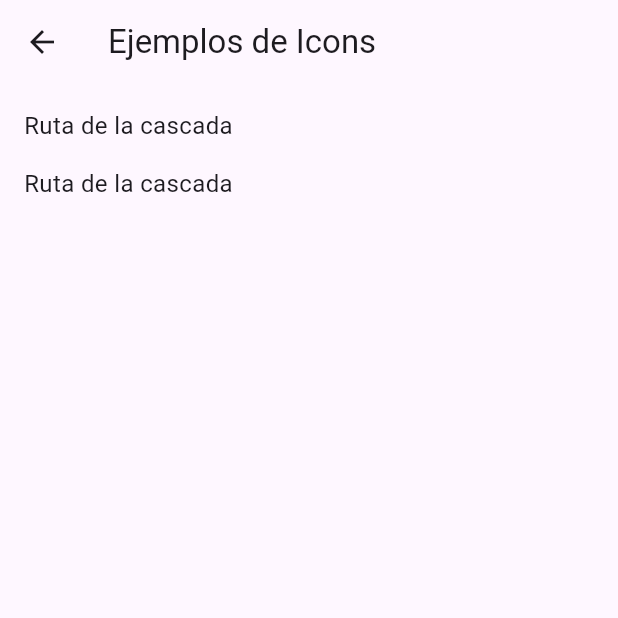
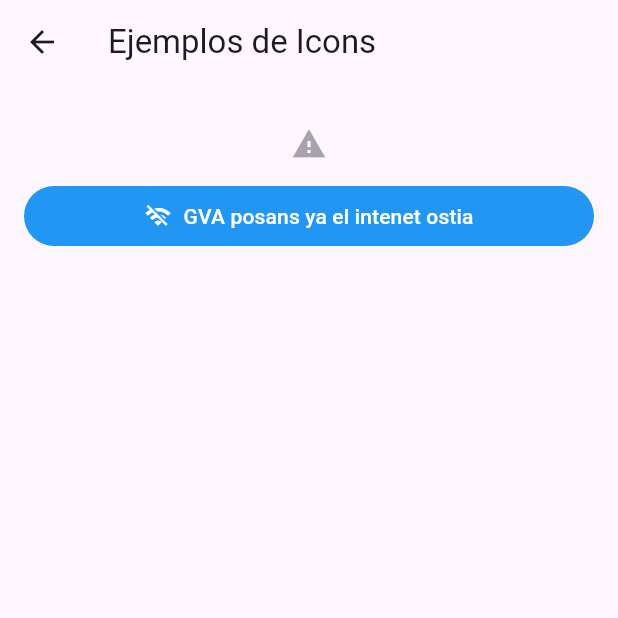
Before and after one commit to EduPCxx/Catalogo_Widgets_Flutter, a Flutter app: the screen it shows after launch, after a tap on "Icon", on a phone screen of 412 x 824 dp, the top half of it. Run offline on Flutter 3.47's test engine with Material 3 defaults, Android fonts, the phone set to English and light mode, and no system bars; network calls fail.

Commit message:
update: Images y Icons agregados

```diff
--- a/catalogo_widgets/lib/main.dart
+++ b/catalogo_widgets/lib/main.dart
@@ -14,24 +14,7 @@ class MyApp extends StatelessWidget {
     return MaterialApp(
       title: 'Catálogo Widgets',
       debugShowCheckedModeBanner: false,
-      theme: ThemeData(
-        // This is the theme of your application.
-        //
-        // TRY THIS: Try running your application with "flutter run". You'll see
-        // the application has a purple toolbar. Then, without quitting the app,
-        // try changing the seedColor in the colorScheme below to Colors.green
-        // and then invoke "hot reload" (save your changes or press the "hot
-        // reload" button in a Flutter-supported IDE, or press "r" if you used
-        // the command line to start the app).
-        //
-        // Notice that the counter didn't reset back to zero; the application
-        // state is not lost during the reload. To reset the state, use hot
-        // restart instead.
-        //
-        // This works for code too, not just values: Most code changes can be
-        // tested with just a hot reload.
-        colorScheme: .fromSeed(seedColor: Colors.deepPurple),
-      ),
+      theme: ThemeData(colorScheme: .fromSeed(seedColor: Colors.deepPurple)),
       home: const CatalogoPantalla(),
     );
   }
--- a/catalogo_widgets/lib/ui/catalogo/ui/icon_ejemplos_pantalla.dart
+++ b/catalogo_widgets/lib/ui/catalogo/ui/icon_ejemplos_pantalla.dart
@@ -1,4 +1,3 @@
-import 'package:catalogo_widget/ui/core/ui/etiqueta_catalogo.dart';
 import 'package:flutter/material.dart';
 
 class IconEjemplosPantalla extends StatelessWidget {
@@ -10,12 +9,25 @@ class IconEjemplosPantalla extends StatelessWidget {
       appBar: AppBar(title: const Text('Ejemplos de Icons')),
       body: ListView(
         padding: const EdgeInsets.all(16),
-        children: const [
-          EtiquetaCatalogo(texto: 'Ruta de la cascada'),
-          SizedBox(height: 16),
-          EtiquetaCatalogo(
-            texto: 'Ruta de la cascada',
-            variante: VarianteEtiqueta.normal,
+        children: [
+          Center(
+            child: SizedBox(
+              child: IconButton(
+                icon: Icon(Icons.warning),
+                onPressed: null,
+                tooltip: 'Quina vergonya',
+              ),
+            ),
+          ),
+          FilledButton.icon(
+            onPressed: () {},
+            icon: Icon(Icons.wifi_off),
+            label: Text('GVA posans ya el intenet ostia'),
+            style: FilledButton.styleFrom(
+              padding: EdgeInsets.symmetric(horizontal: 16, vertical: 8),
+              backgroundColor: Colors.blue,
+              foregroundColor: Colors.white,
+            ),
           ),
         ],
       ),
--- a/catalogo_widgets/lib/ui/core/ui/imagen_remota.dart
+++ b/catalogo_widgets/lib/ui/core/ui/imagen_remota.dart
@@ -17,7 +17,7 @@ class ImagenRemota extends StatelessWidget {
   }) : assert(
          esDecorativa ||
              (descripcionSemantica != null && descripcionSemantica.isNotEmpty),
-         'Si la imatge no és decorativa, la descripció no pot estar buida.',
+         'Si la imagen no es decorativa, la descripción no puede estar vacía',
        );
 
   @override
--- a/catalogo_widgets/pubspec.yaml
+++ b/catalogo_widgets/pubspec.yaml
@@ -58,8 +58,8 @@ flutter:
   uses-material-design: true
 
   # To add assets to your application, add an assets section, like this:
-  # assets:
-  #   - images/a_dot_burr.jpeg
+  assets:
+     - assets/imgs/
   #   - images/a_dot_ham.jpeg
 
   # An image asset can refer to one or more resolution-specific "variants", see
```
Also changed, not shown: catalogo_widgets/lib/ui/catalogo/ui/botones_ejemplos_pantalla.dart (+23 -1 lines), catalogo_widgets/lib/ui/catalogo/ui/image_ejemplos_pantalla.dart (+15 -7 lines), catalogo_widgets/lib/ui/catalogo/ui/text_ejemplos_pantalla.dart (+28 -1 lines), catalogo_widgets/assets/imgs/automono.jpeg (added).
